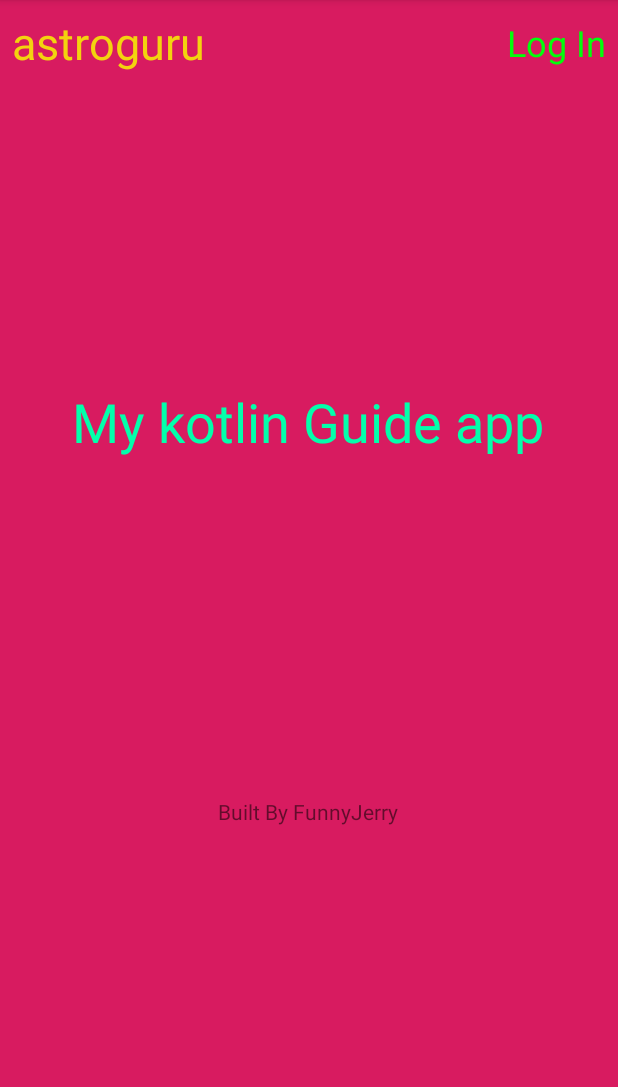
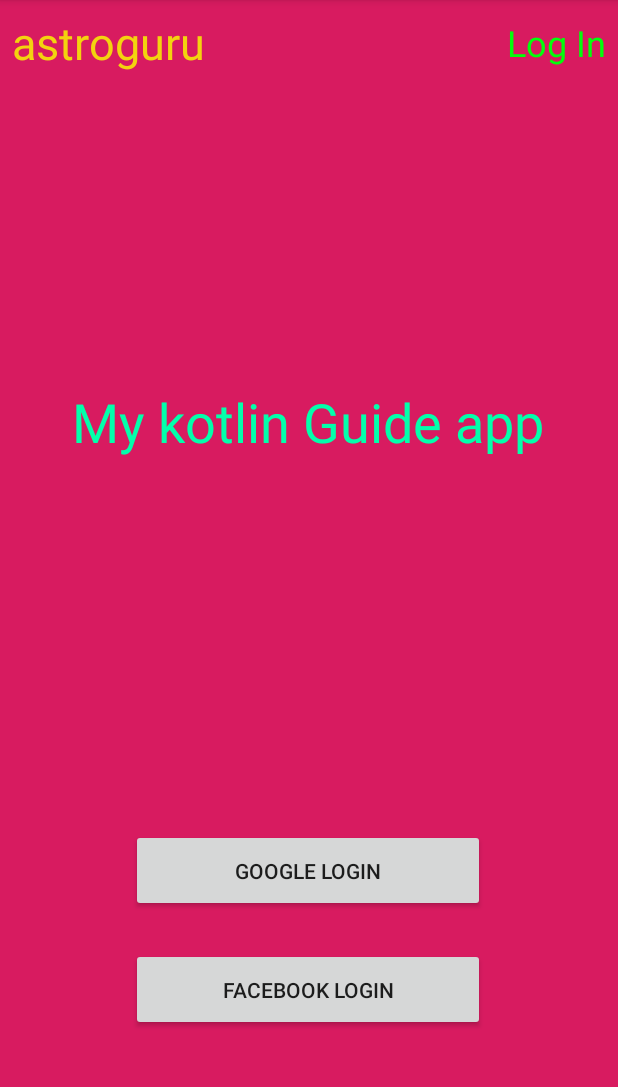
Before and after one commit to cocadev/kotlin-learn-app, an Android app: the screen it shows after launch (MainActivity), on a phone screen of 412 x 824 dp, the part 84-1171 px from its top. Run offline under Robolectric (Android 15) with nearby library versions, the phone set to English and light mode, and no system bars.

Commit message:
add two buttons

```diff
--- a/app/src/main/res/layout/activity_main.xml
+++ b/app/src/main/res/layout/activity_main.xml
@@ -32,12 +32,28 @@
             app:layout_constraintEnd_toEndOf="parent"
             app:layout_constraintTop_toTopOf="parent" android:textSize="24sp" android:textColor="#02FF0C"
             android:layout_marginRight="8dp" android:layout_marginEnd="8dp" android:layout_marginTop="12dp"/>
-    <TextView
-            android:text="Built By FunnyJerry"
-            android:layout_width="wrap_content"
-            android:layout_height="wrap_content"
-            android:id="@+id/textView" app:layout_constraintEnd_toEndOf="@+id/textView2"
-            app:layout_constraintStart_toStartOf="@+id/textView2" app:layout_constraintBottom_toBottomOf="parent"
-            android:layout_marginTop="8dp" app:layout_constraintTop_toBottomOf="@+id/textView2"/>
+    <Button
+            android:text="Facebook Login"
+            android:layout_width="236dp"
+            android:layout_height="55dp"
+            android:id="@+id/button"
+            android:layout_marginBottom="8dp"
+            app:layout_constraintBottom_toBottomOf="parent"
+            app:layout_constraintEnd_toEndOf="parent"
+            app:layout_constraintStart_toStartOf="parent" android:layout_marginLeft="8dp"
+            android:layout_marginStart="8dp" android:layout_marginEnd="8dp" android:layout_marginRight="8dp"
+            app:layout_constraintHorizontal_bias="0.496" android:layout_marginTop="8dp"
+            app:layout_constraintTop_toBottomOf="@+id/button2" app:layout_constraintVertical_bias="0.181"/>
+    <Button
+            android:text="Google Login"
+            android:layout_width="236dp"
+            android:layout_height="55dp"
+            android:id="@+id/button2"
+            android:layout_marginBottom="160dp"
+            app:layout_constraintBottom_toBottomOf="parent"
+            app:layout_constraintEnd_toEndOf="parent"
+            app:layout_constraintStart_toStartOf="parent" android:layout_marginLeft="8dp"
+            android:layout_marginStart="8dp" android:layout_marginEnd="8dp" android:layout_marginRight="8dp"
+            app:layout_constraintHorizontal_bias="0.496"/>
 
 </android.support.constraint.ConstraintLayout>
```
